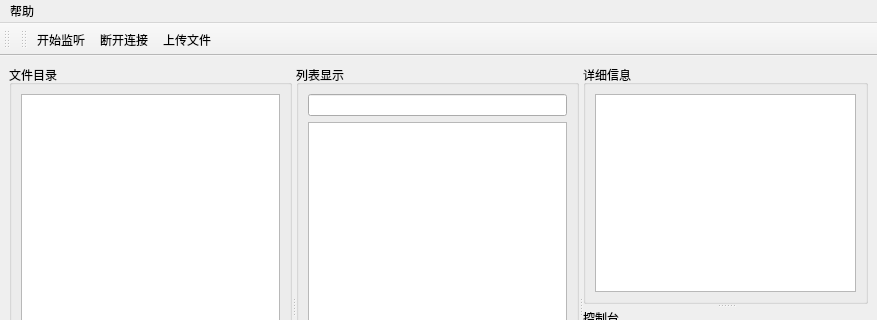
coldowl/QtFileTransfer, file src/FileServer/mainwindow.ui: the form before one commit; both pictures show x 0 to 877 and y 0 to 320 of the 877 by 578 pixel window.
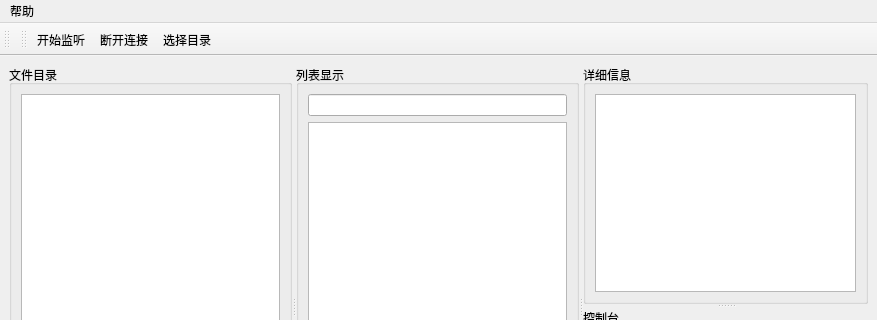
The form after the commit.

```diff
--- a/src/FileServer/mainwindow.ui
+++ b/src/FileServer/mainwindow.ui
@@ -123,7 +123,7 @@
    </attribute>
    <addaction name="actListen"/>
    <addaction name="actDisconnect"/>
-   <addaction name="actUpload"/>
+   <addaction name="actChooseFolder"/>
   </widget>
   <action name="actConnect">
    <property name="text">
@@ -184,6 +184,14 @@
     <enum>QAction::NoRole</enum>
    </property>
   </action>
+  <action name="actChooseFolder">
+   <property name="text">
+    <string>选择目录</string>
+   </property>
+   <property name="menuRole">
+    <enum>QAction::NoRole</enum>
+   </property>
+  </action>
  </widget>
  <resources/>
  <connections/>
```
